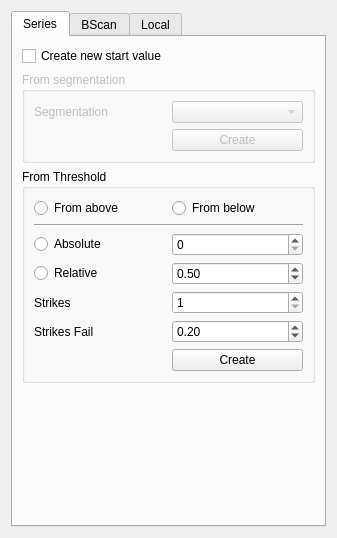
First picture: the form in ui/marker_segmentation.ui, repository neurodial/OCT-Marker, before the edit.
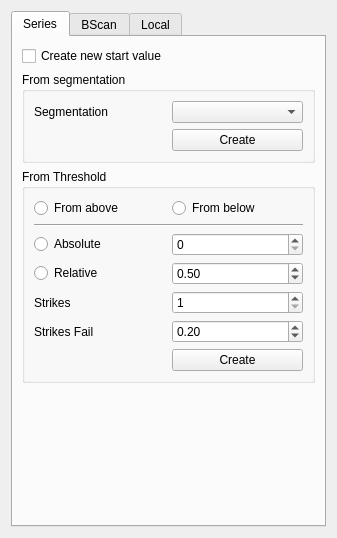
Second picture: the form after the edit. The open tabs and pages were chosen to show the change. Icons and pictures are not drawn.

```diff
--- a/ui/marker_segmentation.ui
+++ b/ui/marker_segmentation.ui
@@ -33,9 +33,6 @@
        </item>
        <item>
         <widget class="QGroupBox" name="groupBox">
-         <property name="enabled">
-          <bool>false</bool>
-         </property>
          <property name="sizePolicy">
           <sizepolicy hsizetype="Preferred" vsizetype="Preferred">
            <horstretch>0</horstretch>
```
Left out of the diff: 9 changed lines with no effect on the pictures. Lines whose indentation alone changed are shown as unchanged.
